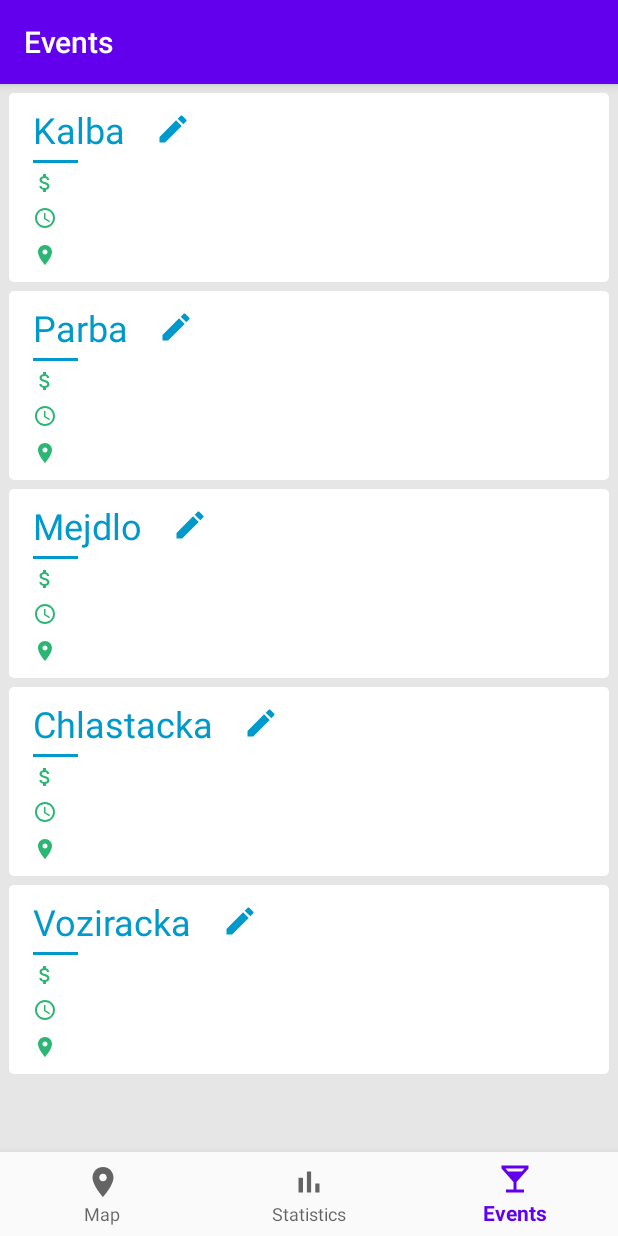
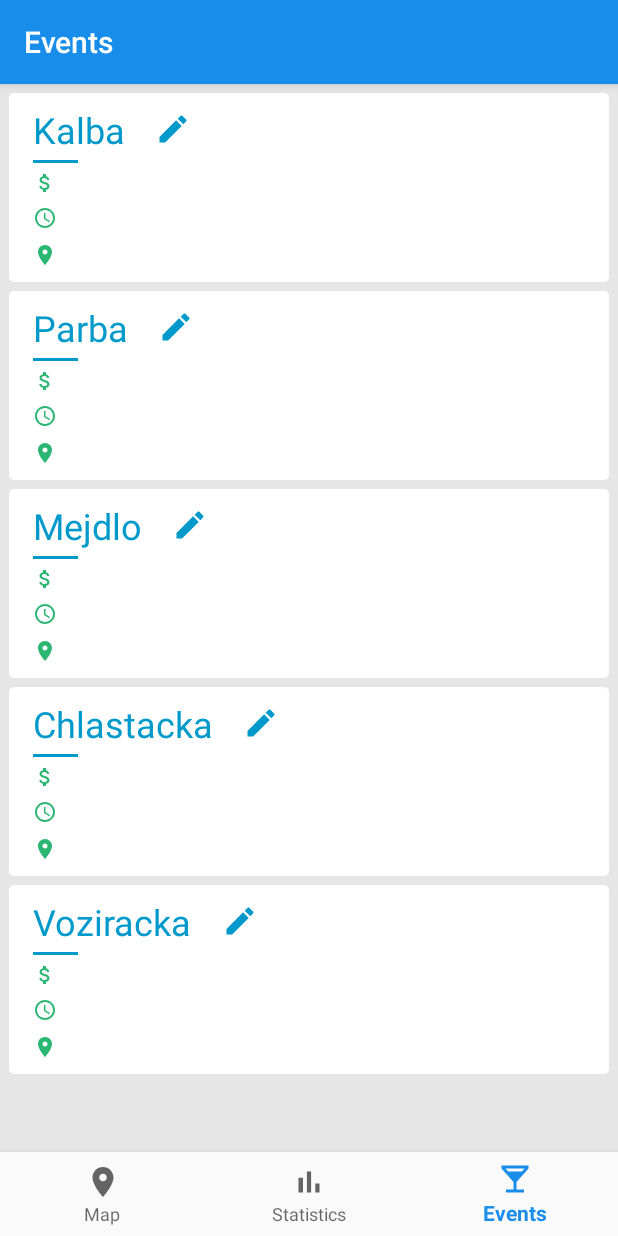
Before and after one commit to Frantasad/AlcoCnt, an Android app: the fragment EventFragment placed in its activity, item 3 of the bottom bar chosen, on a phone screen of 412 x 824 dp. Run offline under Robolectric (Android 15) with nearby library versions, the phone set to English and light mode, and no system bars; our stand-ins replace navigation-ui.

Commit message:
fragment switching

```diff
--- a/app/src/main/java/com/example/alcoholcounter/ui/event/Drink.kt
+++ b/app/src/main/java/com/example/alcoholcounter/ui/event/Drink.kt
@@ -1,17 +1,15 @@
 package com.example.alcoholcounter.ui.event
 
-import android.icu.util.Currency
+import java.math.BigDecimal
 import java.sql.Time
 
-enum class DrinkType {
-    Beer, Wine, Vodka, Rum, Whiskey, Brandy
+
+class Drink(var name: String) {
+    var type : String = ""
+    var amount : Int = 0
+    var lastAdded: ArrayList<Time> = ArrayList()
+    var price : BigDecimal = BigDecimal.ZERO
+
+    init {
+    }
 }
-
-data class Drink(val title: String) {
-    //val title: String? = null
-    val type : DrinkType = DrinkType.Beer
-    val amount : Int = 0
-    val lastAdded: ArrayList<Time>? = null
-    val currency: Currency? = null
-    val price = 0.0
-}
--- a/app/src/main/java/com/example/alcoholcounter/ui/event/DrinkDb.kt
+++ b/app/src/main/java/com/example/alcoholcounter/ui/event/DrinkDB.kt
@@ -3,10 +3,10 @@ package com.example.alcoholcounter.ui.event
 import com.example.alcoholcounter.ui.event.Drink
 import java.util.*
 
-class DrinkDb : ArrayList<Drink>() {
+class DrinkDB : ArrayList<Drink>() {
 
     val names: List<String>
-        get() = map { it.title }.toList()
+        get() = map { it.name }.toList()
 
     init {
         add(Drink("Baran 12°"))
--- a/app/src/main/java/com/example/alcoholcounter/ui/event/DrinkListAdapter.kt
+++ b/app/src/main/java/com/example/alcoholcounter/ui/event/DrinkListAdapter.kt
@@ -27,7 +27,7 @@ class DrinkListAdapter(private val drinks: List<Drink>) :
     class ViewHolder(itemView: View) : RecyclerView.ViewHolder(itemView) {
         var title: TextView = itemView.findViewById(R.id.drinkTitle)
         fun bind(drink: Drink) {
-            title.text = drink.title
+            title.text = drink.name
         }
     }
 }
--- a/app/src/main/java/com/example/alcoholcounter/ui/event/EventFragment.kt
+++ b/app/src/main/java/com/example/alcoholcounter/ui/event/EventFragment.kt
@@ -5,7 +5,6 @@ import android.view.LayoutInflater
 import android.view.View
 import android.view.ViewGroup
 import androidx.fragment.app.Fragment
-import androidx.recyclerview.widget.DividerItemDecoration
 import androidx.recyclerview.widget.LinearLayoutManager
 import com.example.alcoholcounter.R
 import kotlinx.android.synthetic.main.fragment_event.*
@@ -13,7 +12,7 @@ import kotlinx.android.synthetic.main.fragment_event.*
 
 class EventFragment : Fragment() {
 
-    private var adapter: DrinkListAdapter= DrinkListAdapter(DrinkDb())
+    private var adapter: DrinkListAdapter = DrinkListAdapter(DrinkDB())
 
     override fun onCreateView(inflater: LayoutInflater, container: ViewGroup?, savedInstanceState: Bundle?): View? {
         return inflater.inflate(R.layout.fragment_event, container, false)
--- a/app/src/main/java/com/example/alcoholcounter/ui/events/EventDb.kt
+++ b/app/src/main/java/com/example/alcoholcounter/ui/events/EventDB.kt
@@ -3,7 +3,7 @@ package cz.pv239.seminar2
 import com.example.alcoholcounter.ui.events.Event
 import java.util.*
 
-class EventDb : ArrayList<Event>() {
+class EventDB : ArrayList<Event>() {
 
     val names: List<String>
         get() = map { it.title }.toList()
--- a/app/src/main/java/com/example/alcoholcounter/ui/events/EventListAdapter.kt
+++ b/app/src/main/java/com/example/alcoholcounter/ui/events/EventListAdapter.kt
@@ -1,54 +1,41 @@
 package com.example.alcoholcounter.ui.events;
-
-import android.content.ContentValues
-import android.util.Log
 import android.view.LayoutInflater
 import android.view.View
 import android.view.ViewGroup
+import android.widget.Button
 import android.widget.TextView
 import androidx.recyclerview.widget.RecyclerView
 import com.example.alcoholcounter.R
 
+class EventListAdapter(
+    private val events: List<Event>,
+    private val clickListener : OnEventClickListener
+) : RecyclerView.Adapter<EventListAdapter.EventViewHolder>() {
 
-class EventListAdapter(private val events: List<Event>, private val onEventListener : OnEventListener) :
-    RecyclerView.Adapter<EventListAdapter.ViewHolder>() {
-
-    private val _onEventListener : OnEventListener = onEventListener
-
-    override fun onCreateViewHolder(parent: ViewGroup, viewType: Int): ViewHolder {
-        return ViewHolder(
-            LayoutInflater.from(parent.context).inflate(R.layout.events_list_item, parent, false), _onEventListener
-        )
+    override fun onCreateViewHolder(parent: ViewGroup, viewType: Int): EventViewHolder {
+        return EventViewHolder(LayoutInflater.from(parent.context).inflate(R.layout.events_list_item, parent, false))
     }
 
-    override fun onBindViewHolder(holder: ViewHolder, position: Int) {
-        holder.bind(events[position])
+    override fun onBindViewHolder(holder: EventViewHolder, position: Int) {
+        holder.bind(events[position], clickListener)
     }
 
     override fun getItemCount(): Int {
         return events.size
     }
 
-    class ViewHolder(itemView: View, onEventListener : OnEventListener) : RecyclerView.ViewHolder(itemView), View.OnClickListener {
-        init {
-            itemView.setOnClickListener(this)
-        }
+    class EventViewHolder(itemView: View) : RecyclerView.ViewHolder(itemView){
+        private var title : TextView = itemView.findViewById(R.id.eventTitle)
 
-        private val onEventListener : OnEventListener = onEventListener
-        var title : TextView = itemView.findViewById(R.id.eventTitle)
-        fun bind(event: Event) {
+        fun bind(event: Event, clickListener: OnEventClickListener) {
             title.text = event.title
-        }
-
-        override fun onClick(v: View?) {
-            Log.d(ContentValues.TAG, "omfg")
-            onEventListener.onEventClick(adapterPosition)
+            itemView.setOnClickListener{
+                clickListener.onItemClicked(event)
+            }
         }
     }
 
-    interface OnEventListener {
-        fun onEventClick(position: Int)
+    interface OnEventClickListener {
+        fun onItemClicked(event: Event)
     }
-
-
 }
--- /dev/null
+++ b/app/src/main/java/com/example/alcoholcounter/ui/events/EventListFragment.kt
@@ -0,0 +1,36 @@
+package com.example.alcoholcounter.ui.events
+
+import android.os.Bundle
+import android.view.LayoutInflater
+import android.view.View
+import android.view.ViewGroup
+import android.widget.Toast
+import androidx.fragment.app.Fragment
+import androidx.recyclerview.widget.LinearLayoutManager
+import com.example.alcoholcounter.MainActivity
+import com.example.alcoholcounter.R
+import com.example.alcoholcounter.ui.event.EventFragment
+import com.example.alcoholcounter.ui.map.MapFragment
+import cz.pv239.seminar2.EventDB
+import kotlinx.android.synthetic.main.fragment_eventlist.*
+
+
+class EventListFragment : Fragment(), EventListAdapter.OnEventClickListener {
+
+    private var adapter: EventListAdapter = EventListAdapter(EventDB(), this)
+
+    override fun onCreateView(inflater: LayoutInflater, container: ViewGroup?, savedInstanceState: Bundle?): View? {
+        return inflater.inflate(R.layout.fragment_eventlist, container, false)
+    }
+
+    override fun onViewCreated(view: View, savedInstanceState: Bundle?) {
+        super.onViewCreated(view, savedInstanceState)
+        eventsListRecycler.adapter = adapter
+        eventsListRecycler.layoutManager = LinearLayoutManager(context)
+    }
+
+    override fun onItemClicked(event: Event) {
+        (activity as MainActivity).replaceFragment(EventFragment())
+        Toast.makeText(context, event.title, Toast.LENGTH_LONG).show()
+    }
+}
--- a/app/src/main/java/com/example/alcoholcounter/ui/events/EventsFragment.kt
+++ /dev/null
@@ -1,38 +0,0 @@
-package com.example.alcoholcounter.ui.events
-
-import android.content.ContentValues.TAG
-import android.os.Bundle
-import android.util.Log
-import android.view.LayoutInflater
-import android.view.View
-import android.view.ViewGroup
-import androidx.fragment.app.Fragment
-import androidx.recyclerview.widget.LinearLayoutManager
-import com.example.alcoholcounter.R
-import cz.pv239.seminar2.EventDb
-import kotlinx.android.synthetic.main.fragment_events.*
-import kotlin.system.exitProcess
-
-class EventsFragment : Fragment(), EventListAdapter.OnEventListener {
-
-    private var adapter: EventListAdapter = EventListAdapter(EventDb(), this)
-
-    override fun onCreateView(inflater: LayoutInflater, container: ViewGroup?, savedInstanceState: Bundle?): View? {
-        return inflater.inflate(R.layout.fragment_events, container, false)
-    }
-
-    override fun onViewCreated(view: View, savedInstanceState: Bundle?) {
-        super.onViewCreated(view, savedInstanceState)
-        eventsListRecycler.adapter = adapter
-        eventsListRecycler.layoutManager = LinearLayoutManager(context)
-    }
-
-    override fun onEventClick(position: Int) {
-        Log.d(TAG, "omfg")
-        //events.get(position)
-        exitProcess(0)
-
-        /*val context = activity as MainActivity
-        context.replaceFragment(EventFragment())*/
-    }
-}
--- a/app/src/main/res/layout/events_list_item.xml
+++ b/app/src/main/res/layout/events_list_item.xml
@@ -6,8 +6,11 @@
     android:minHeight="?attr/listPreferredItemHeight"
     android:orientation="vertical"
     android:layout_marginBottom="6dp"
-    android:paddingStart="6dp"
-    android:paddingEnd="6dp">
+    android:layout_marginLeft="6dp"
+    android:layout_marginRight="6dp"
+    style="@style/nextPageButton"
+    android:clickable="true"
+    android:focusable="true">
 
     <LinearLayout
         android:layout_width="match_parent"
@@ -15,10 +18,7 @@
         android:minHeight="?attr/listPreferredItemHeight"
         android:orientation="vertical"
         android:paddingStart="?android:attr/listPreferredItemPaddingStart"
-        android:paddingEnd="?android:attr/listPreferredItemPaddingEnd"
-        android:clickable="true"
-        android:focusable="true"
-        style="@style/nextPageButton">
+        android:paddingEnd="?android:attr/listPreferredItemPaddingEnd">
 
         <TextView
             android:id="@+id/eventTitle"
@@ -72,5 +72,4 @@
 
     </LinearLayout>
 
-
 </LinearLayout>
--- a/app/src/main/res/layout/fragment_event.xml
+++ b/app/src/main/res/layout/fragment_event.xml
@@ -4,7 +4,8 @@
     android:layout_width="match_parent"
     android:layout_height="match_parent"
     android:orientation="vertical"
-    android:background="#E6E6E6">
+    android:background="#E6E6E6"
+    android:tag="Event">
 
     <LinearLayout
         android:layout_width="match_parent"
--- a/app/src/main/res/layout/fragment_map.xml
+++ b/app/src/main/res/layout/fragment_map.xml
@@ -4,7 +4,8 @@
     xmlns:tools="http://schemas.android.com/tools"
     android:layout_width="match_parent"
     android:layout_height="match_parent"
-    tools:context=".ui.map.MapFragment">
+    tools:context=".ui.map.MapFragment"
+    android:background="?android:windowBackground">
 
     <TextView
         android:id="@+id/text_map"
--- a/app/src/main/res/layout/fragment_statistics.xml
+++ b/app/src/main/res/layout/fragment_statistics.xml
@@ -4,7 +4,8 @@
     xmlns:tools="http://schemas.android.com/tools"
     android:layout_width="match_parent"
     android:layout_height="match_parent"
-    tools:context=".ui.events.EventsFragment">
+    tools:context=".ui.events.EventListFragment"
+    android:background="?android:windowBackground">
 
     <TextView
         android:id="@+id/text_statistics"
--- a/app/src/main/res/navigation/mobile_navigation.xml
+++ b/app/src/main/res/navigation/mobile_navigation.xml
@@ -19,7 +19,7 @@
 
     <fragment
         android:id="@+id/navigation_events"
-        android:name="com.example.alcoholcounter.ui.events.EventsFragment"
+        android:name="com.example.alcoholcounter.ui.events.EventListFragment"
         android:label="@string/title_events"
         tools:layout="@layout/fragment_statistics" />
 </navigation>
--- a/app/src/main/res/values/colors.xml
+++ b/app/src/main/res/values/colors.xml
@@ -1,7 +1,7 @@
 <?xml version="1.0" encoding="utf-8"?>
 <resources>
     <color name="Title1">#198DEA</color>
-    <color name="colorPrimary">#6200EE</color>
-    <color name="colorPrimaryDark">#3700B3</color>
+    <color name="colorPrimary">#198DEA</color>
+    <color name="colorPrimaryDark">#198DEA</color>
     <color name="colorAccent">#03DAC5</color>
 </resources>
```
Also changed, not shown: app/src/main/java/com/example/alcoholcounter/MainActivity.kt (+7 -8 lines), app/src/main/java/com/example/alcoholcounter/ui/event/MyTest.java (added, +10 -0 lines), app/src/main/res/layout/fragment_eventlist.xml (renamed from app/src/main/res/layout/fragment_events.xml).
